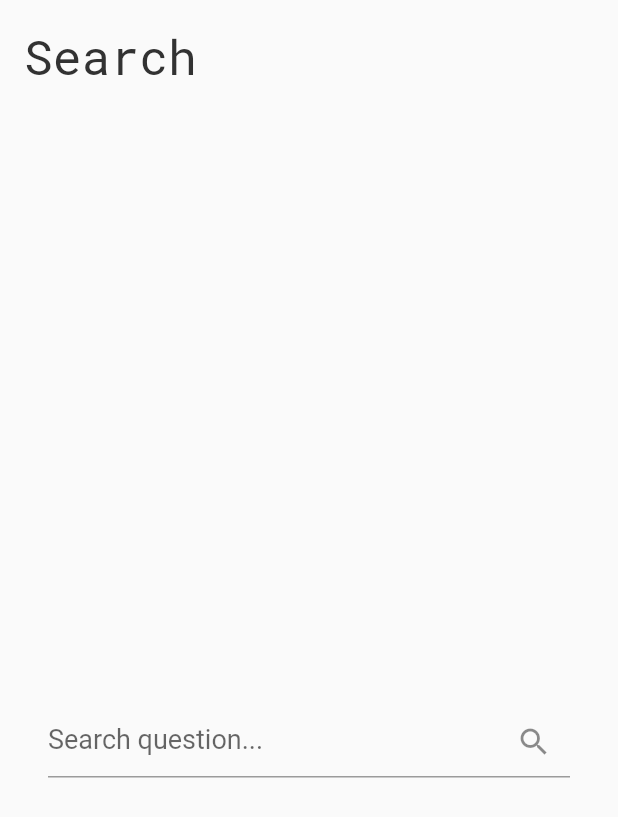
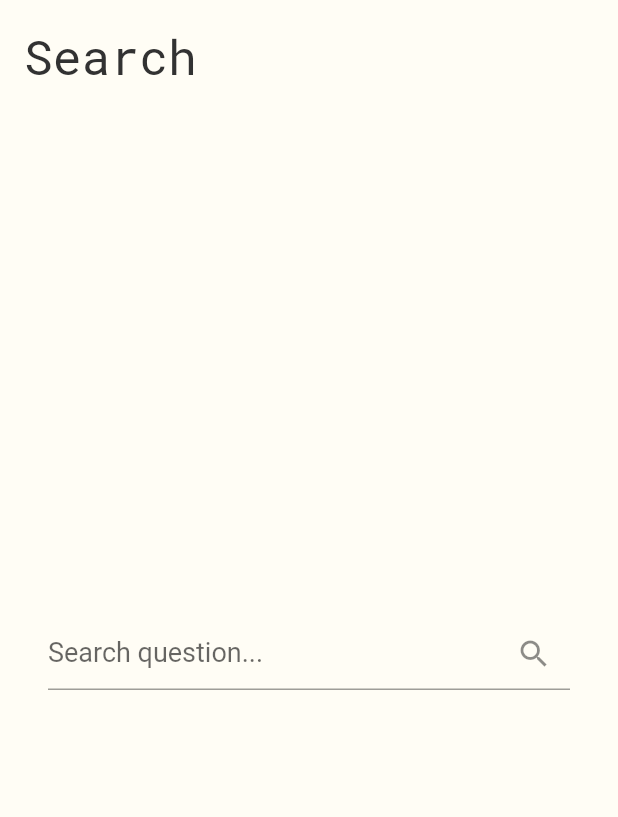
Before and after one commit to timmelcherson/swiftvote, a Flutter app: the SearchWidget widget shown alone on an empty page, opened directly, on a phone screen of 412 x 824 dp. Shown: the top 817 px of the screen. Run offline on Flutter 3.47's test engine with Material 2 defaults, Android fonts, the phone set to English and light mode, and no system bars; our stand-ins replace bloc, equatable, flutter_bloc, flutter_svg.

Commit message:
Search widget scroll UI working.

```diff
--- a/lib/widgets/search_page/search_widget.dart
+++ b/lib/widgets/search_page/search_widget.dart
@@ -1,3 +1,4 @@
+import 'package:flutter/gestures.dart';
 import 'package:flutter/material.dart';
 import 'package:flutter/services.dart';
 import 'package:flutter_bloc/flutter_bloc.dart';
@@ -5,7 +6,9 @@ import 'package:swiftvote/utils/keys.dart';
 import 'package:swiftvote/utils/swiftvote_theme.dart';
 
 class SearchWidget extends StatelessWidget {
-  final bool _renderSearchResult = false;
+  bool _renderSearchResult = false;
+  final ScrollController _scrollController = new ScrollController();
+
   String searchQuery;
 
   @override
@@ -14,19 +17,23 @@ class SearchWidget extends StatelessWidget {
       builder: (context, constraints) {
         return GestureDetector(
           onTap: () {
-            print("Tapped");
-            print(FocusScope.of(context));
             FocusScope.of(context).unfocus();
           },
           child: CustomScrollView(
             key: SwiftvoteKeys.searchWidget,
             scrollDirection: Axis.vertical,
+            controller: _scrollController,
+            physics: _renderSearchResult
+                ? BouncingScrollPhysics()
+                : NeverScrollableScrollPhysics(),
             slivers: <Widget>[
               SliverPersistentHeader(
                 pinned: true,
+                floating: false,
                 delegate: SearchWidgetHeaderDelegate(
                     maxExtentValue: constraints.maxHeight,
-                    searchCallback: searchCallback),
+                    searchCallback: searchCallback,
+                    isSearchMade: _renderSearchResult),
               ),
               SliverGrid(
                 gridDelegate: SliverGridDelegateWithFixedCrossAxisCount(
@@ -62,7 +69,7 @@ class SearchWidget extends StatelessWidget {
                             ),
                           ],
                         ),
-                    childCount: 20),
+                    childCount: _renderSearchResult ? 20 : 0),
               ),
             ],
           ),
@@ -72,7 +79,11 @@ class SearchWidget extends StatelessWidget {
   }
 
   void searchCallback(String search) {
-    print("A SEARCH HAS BEEN MADE");
+    if (!_renderSearchResult) {
+      _scrollController.animateTo(0,
+          duration: Duration(milliseconds: 200), curve: Curves.easeOut);
+    }
+    _renderSearchResult = true;
     print(search);
     searchQuery = search;
   }
@@ -80,20 +91,26 @@ class SearchWidget extends StatelessWidget {
 
 class SearchWidgetHeaderDelegate extends SliverPersistentHeaderDelegate {
   final double maxExtentValue;
+  final bool isSearchMade;
   final Function(String) searchCallback;
   final TextEditingController _editingController = TextEditingController();
 
-  SearchWidgetHeaderDelegate({this.maxExtentValue, this.searchCallback});
+  SearchWidgetHeaderDelegate(
+      {this.maxExtentValue, this.isSearchMade, this.searchCallback});
 
   @override
   Widget build(
       BuildContext context, double shrinkOffset, bool overlapsContent) {
-    return Column(
+    return FractionallySizedBox(
+      child: Container(
+        color: SwiftvoteTheme.lightYellowBackgroundColor,
+        child: Column(
           crossAxisAlignment: CrossAxisAlignment.stretch,
           children: <Widget>[
             Expanded(
               flex: 1,
               child: Container(
+                constraints: BoxConstraints(minHeight: 80.0),
                 margin: EdgeInsets.all(16.0),
                 child: Text(
                   'Search',
@@ -103,8 +120,7 @@ class SearchWidgetHeaderDelegate extends SliverPersistentHeaderDelegate {
               ),
             ),
             Expanded(
-          flex: 4,
-          child: Center(
+              flex: 1,
               child: Container(
                 margin: EdgeInsets.symmetric(horizontal: 32.0),
                 child: TextField(
@@ -115,6 +131,7 @@ class SearchWidgetHeaderDelegate extends SliverPersistentHeaderDelegate {
                     hintStyle: TextStyle(fontSize: 18.0),
                   ),
                   onSubmitted: (String str) {
+                    print(isSearchMade);
                     searchCallback(str);
                     _editingController.clear();
                   },
@@ -122,8 +139,9 @@ class SearchWidgetHeaderDelegate extends SliverPersistentHeaderDelegate {
                 ),
               ),
             ),
+          ],
         ),
-      ],
+      ),
     );
   }
 
@@ -131,8 +149,8 @@ class SearchWidgetHeaderDelegate extends SliverPersistentHeaderDelegate {
   bool shouldRebuild(SliverPersistentHeaderDelegate oldDelegate) => true;
 
   @override
-  double get maxExtent => maxExtentValue;
+  double get maxExtent => isSearchMade ? 180.0 : maxExtentValue;
 
   @override
-  double get minExtent => 80.0;
+  double get minExtent => 180.0;
 }
--- a/pubspec.yaml
+++ b/pubspec.yaml
@@ -32,7 +32,7 @@ dependencies:
   # The following adds the Cupertino Icons font to your application.
   # Use with the CupertinoIcons class for iOS style icons.
   cupertino_icons: ^0.1.3
-  flutter_svg: ^0.18.0
+  flutter_svg: ^0.17.4
 
 dev_dependencies:
   flutter_test:
```
Also changed, not shown: pubspec.lock. Lines whose indentation alone changed are shown as unchanged.
